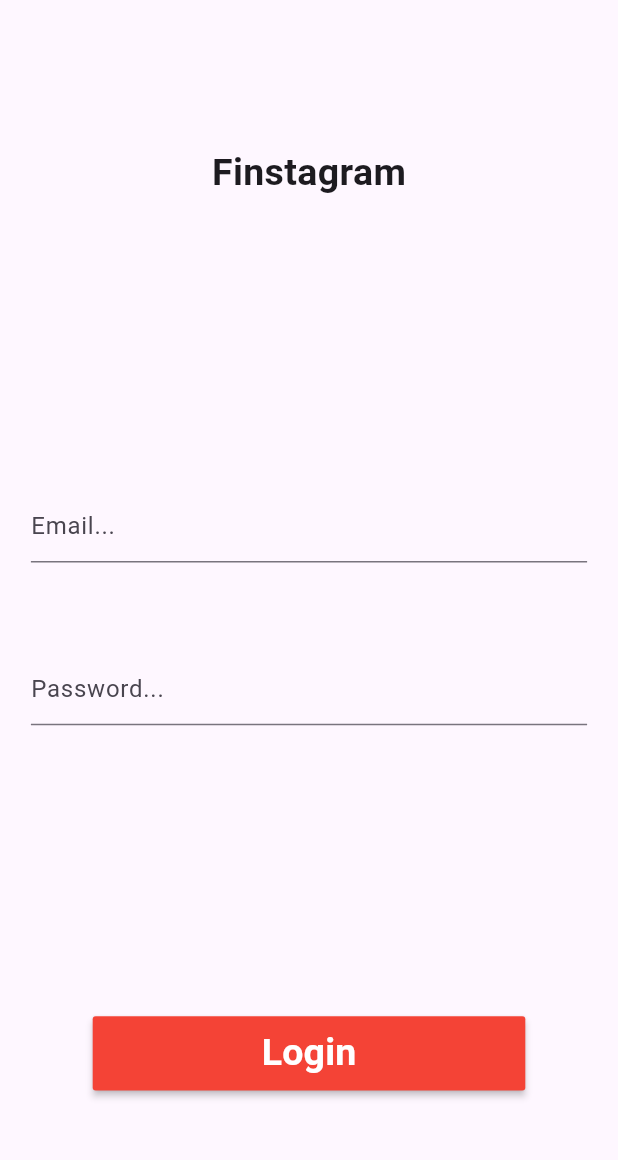
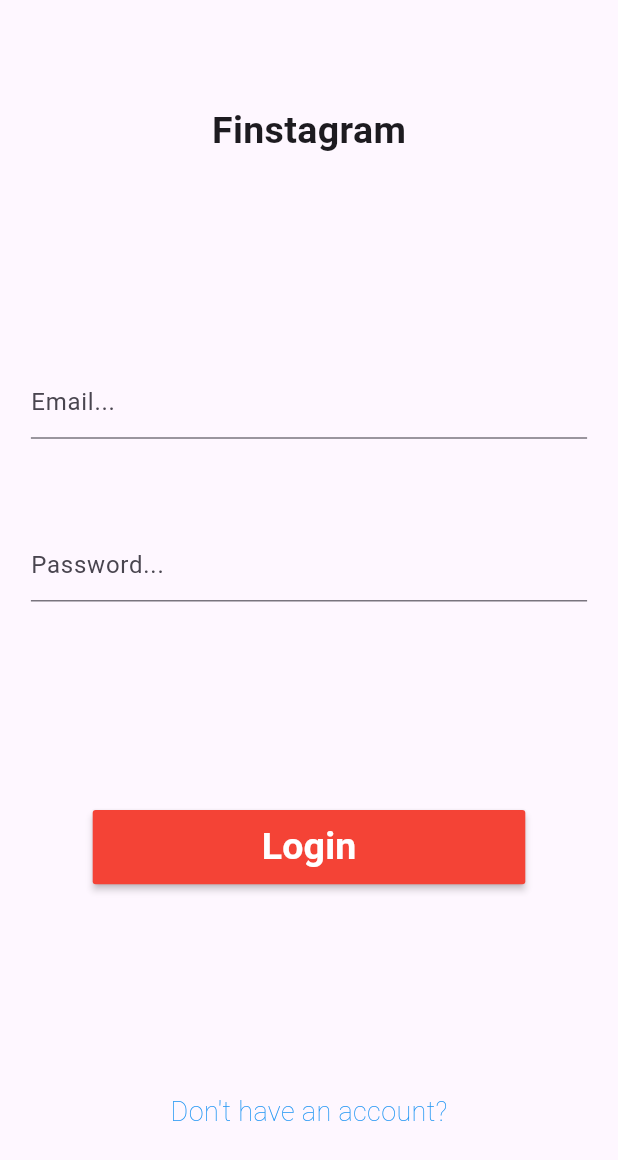
Before and after one commit to Prathamesh-1011/Finstagram, a Flutter app: the screen it shows after launch, on a phone screen of 412 x 824 dp. Shown: the top 1160 px of the screen. Run offline on Flutter 3.47's test engine with Material 3 defaults, Android fonts, the phone set to English and light mode, and no system bars.

Commit message:
navigating to register page from login page

```diff
--- a/lib/pages/login_page.dart
+++ b/lib/pages/login_page.dart
@@ -38,6 +38,7 @@ class _LoginPage extends State<LoginPage> {
                 _titleWidget(),
                 _loginForm(),
                 _loginButton(),
+                _registerPageLink(),
               ],
             ),
           ),
@@ -124,6 +125,20 @@ class _LoginPage extends State<LoginPage> {
     );
   }
 
+  Widget _registerPageLink() {
+    return GestureDetector(
+      onTap: () => Navigator.pushNamed(context, 'register'),
+      child: const Text(
+        "Don't have an account?",
+        style: TextStyle(
+          color: Colors.blue,
+          fontSize: 18,
+          fontWeight: FontWeight.w200,
+        ),
+      ),
+    );
+  }
+
   void _loginUser() async {
     if (_loginFormKey.currentState!.validate()) {
       _loginFormKey.currentState!.save();
```
